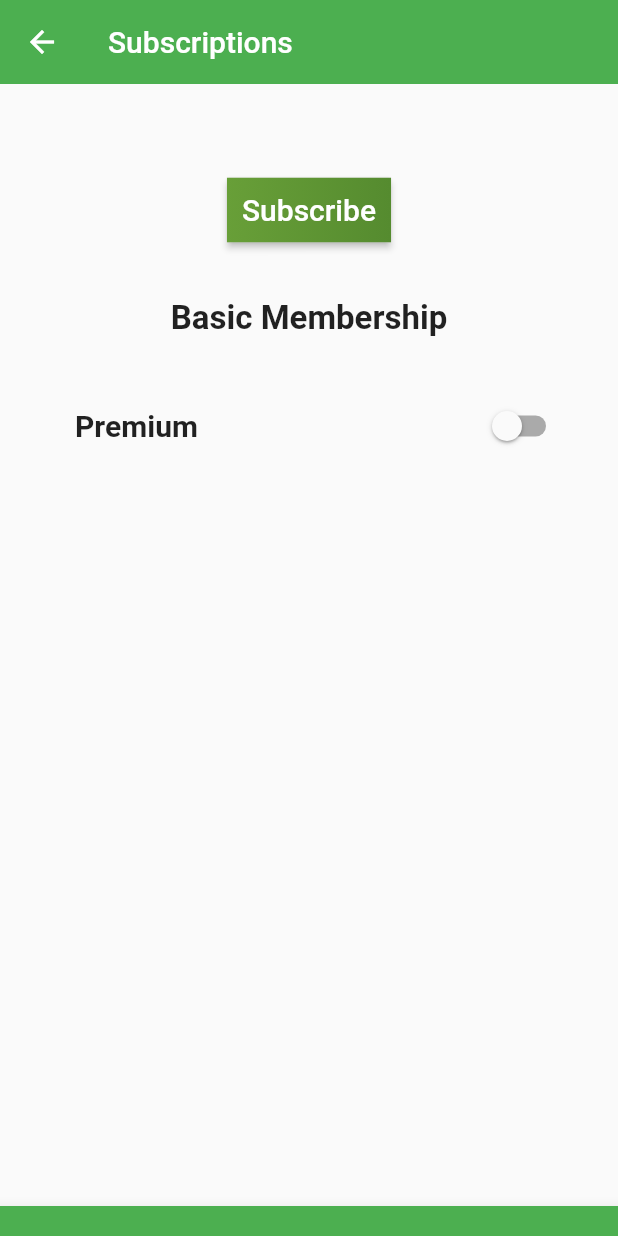
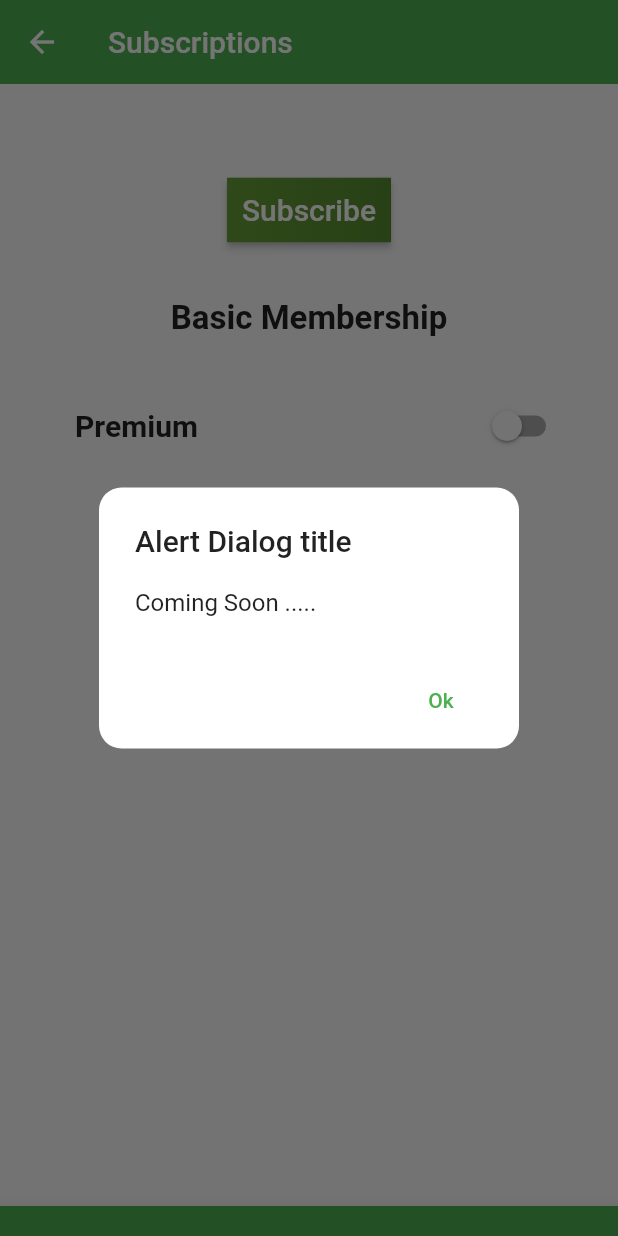
Before and after one commit to Festus1440/platebeacon_app, a Flutter app: the Home screen opened directly, in the side drawer, after a tap on "Subscriptions", on a phone screen of 412 x 824 dp. Run offline on Flutter 3.47's test engine with Material 2 defaults, Android fonts, the phone set to English and light mode, and no system bars; our stand-ins replace cloud_firestore, firebase_auth, google_maps_flutter, location; missing offline and left inert: flutter_polyline_points, google_map_polyline; accounts and stored records are empty.

Commit message:
Notification commit: Anushree Gupta
Notification alertbox implemented

```diff
--- a/lib/ShelterDrawer/loading.dart
+++ b/lib/ShelterDrawer/loading.dart
@@ -1,5 +1,5 @@
 import 'package:flutter/material.dart';
-import 'package:flutter_spinkit/flutter_spinkit.dart';
+//import 'package:flutter_spinkit/flutter_spinkit.dart';
 
 class Loading extends StatelessWidget {
   @override
@@ -7,12 +7,12 @@ class Loading extends StatelessWidget {
     return Container(
       color: Colors.brown[100],
       child: Center(
-        child: SpinKitChasingDots(
-          color: Colors.brown,
-          size: 50.0,
-        ),
+       // child: SpinKitChasingDots(
+         // color: Colors.brown,
+         // size: 50.0,
+       ),
 
-      ),
-    );
+     );
+   // );
   }
 }
--- a/lib/main.dart
+++ b/lib/main.dart
@@ -5,7 +5,7 @@ import 'ShelterMain.dart';
 import 'login.dart';
 import 'register.dart';
 import 'package:firebase_auth/firebase_auth.dart';
-import 'package:provider/provider.dart';
+//import 'package:provider/provider.dart';
 
 void main() => runApp(MaterialDesign());
 
--- a/lib/register.dart
+++ b/lib/register.dart
@@ -2,7 +2,7 @@ import 'package:flutter/material.dart';
 import 'package:firebase_auth/firebase_auth.dart';
 import 'package:cloud_firestore/cloud_firestore.dart';
 import 'package:flutter/services.dart';
-import 'package:provider/provider.dart';
+//import 'package:provider/provider.dart';
 
 import 'ShelterDrawer/loading.dart';
 
--- a/lib/restaurantDrawer/Subscriptions.dart
+++ b/lib/restaurantDrawer/Subscriptions.dart
@@ -1,7 +1,10 @@
+import 'dart:async';
+
 import 'package:flutter/material.dart';
 //import 'package:custom_switch/custom_switch.dart';
 
 Color mainColor = Colors.green;
+
 // slide bar code
 //
 //----- Code comitted-----//
@@ -14,6 +17,11 @@ class _SubscriptionsState extends State<Subscriptions> {
   bool status = false;
   bool premiumStatus = false;
 
+  @override
+  void initState() {
+    super.initState();
+    Timer.run(() => _showDialog());
+  }
 
   @override
   Widget build(BuildContext context) {
@@ -32,7 +40,6 @@ class _SubscriptionsState extends State<Subscriptions> {
       body: Column(
         children: <Widget>[
           const SizedBox(height: 60),
-
           RaisedButton(
             onPressed: () {},
             textColor: Colors.white,
@@ -48,36 +55,27 @@ class _SubscriptionsState extends State<Subscriptions> {
                 ),
               ),
               padding: const EdgeInsets.all(10.0),
-              child: const Text(
-                  'Subscribe',
-                  style: TextStyle(fontSize: 20)
-              ),
+              child: const Text('Subscribe', style: TextStyle(fontSize: 20)),
             ),
           ),
-
           Center(
             child: Container(
                 margin: EdgeInsets.only(top: 35.0, left: 15.0, right: 15.0),
                 child: Column(children: [
-
-                    const Text(
-                    'Basic Membership',
-                        //style: TextStyle(fontWeight: FontWeight.bold),
-                    style: TextStyle(fontSize: 22,fontWeight: FontWeight.bold)
-                    )
-
+                  const Text('Basic Membership',
+                      //style: TextStyle(fontWeight: FontWeight.bold),
+                      style:
+                          TextStyle(fontSize: 22, fontWeight: FontWeight.bold))
                 ])),
           ),
-
           Center(
             child: Container(
                 margin: EdgeInsets.only(top: 35.0, left: 50.0, right: 35.0),
                 child: Row(children: [
-                  const Text(
-                      'Premium',
+                  const Text('Premium',
                       //style: TextStyle(fontWeight: FontWeight.bold),
-                      style: TextStyle(fontSize: 20,fontWeight: FontWeight.bold)
-                  ),
+                      style:
+                          TextStyle(fontSize: 20, fontWeight: FontWeight.bold)),
                   Spacer(),
                   Switch(
                       activeColor: Colors.greenAccent,
@@ -90,9 +88,37 @@ class _SubscriptionsState extends State<Subscriptions> {
                       })
                 ])),
           ),
-
         ],
       ),
     );
   }
+
+  void _showDialog() {
+// flutter defined function
+    showDialog(
+      context: context,
+      builder: (BuildContext context) {
+// return object of type Dialog
+        return AlertDialog(
+          elevation: 0.0,
+          shape:
+          RoundedRectangleBorder(borderRadius: new BorderRadius.circular(15)),
+          backgroundColor:Colors.white,
+          title: new Text("Alert Dialog title"),
+
+          content: new Text("Coming Soon ....."),
+          actions: <Widget>[
+// usually buttons at the bottom of the dialog
+            new FlatButton(
+              child: new Text("Ok"),
+              textColor: Colors.green,
+              onPressed: () {
+                Navigator.of(context).pop();
+              },
+            ),
+          ],
+        );
+      },
+    );
+  }
 }
```
